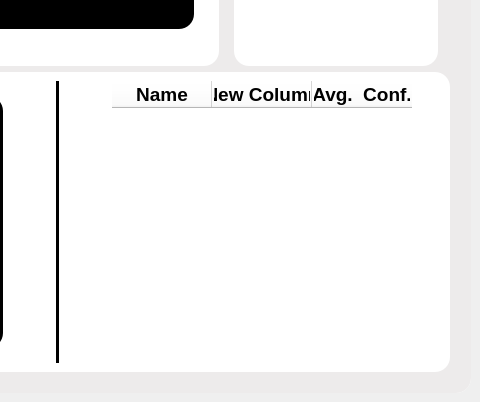
This is views/detection_view.ui in ez4bk/ezObjectDetection as Qt 5 draws it before an edit; both pictures show x 720 to 1200 and y 398 to 800 of the 1200 by 800 pixel window. The edited form follows.
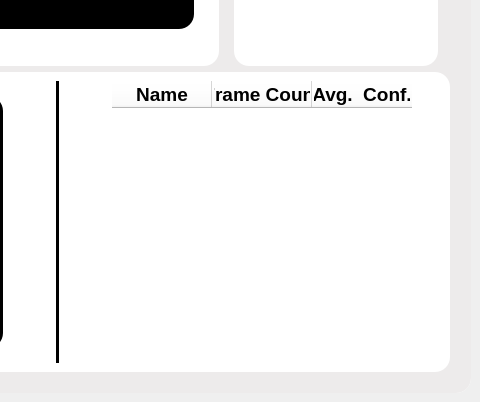
This is the edited form. Icons and pictures are not drawn.

```diff
--- a/views/detection_view.ui
+++ b/views/detection_view.ui
@@ -703,7 +703,7 @@
                    </column>
                    <column>
                     <property name="text">
-                     <string>New Column</string>
+                     <string>Frame Count</string>
                     </property>
                     <property name="font">
                      <font>
```
